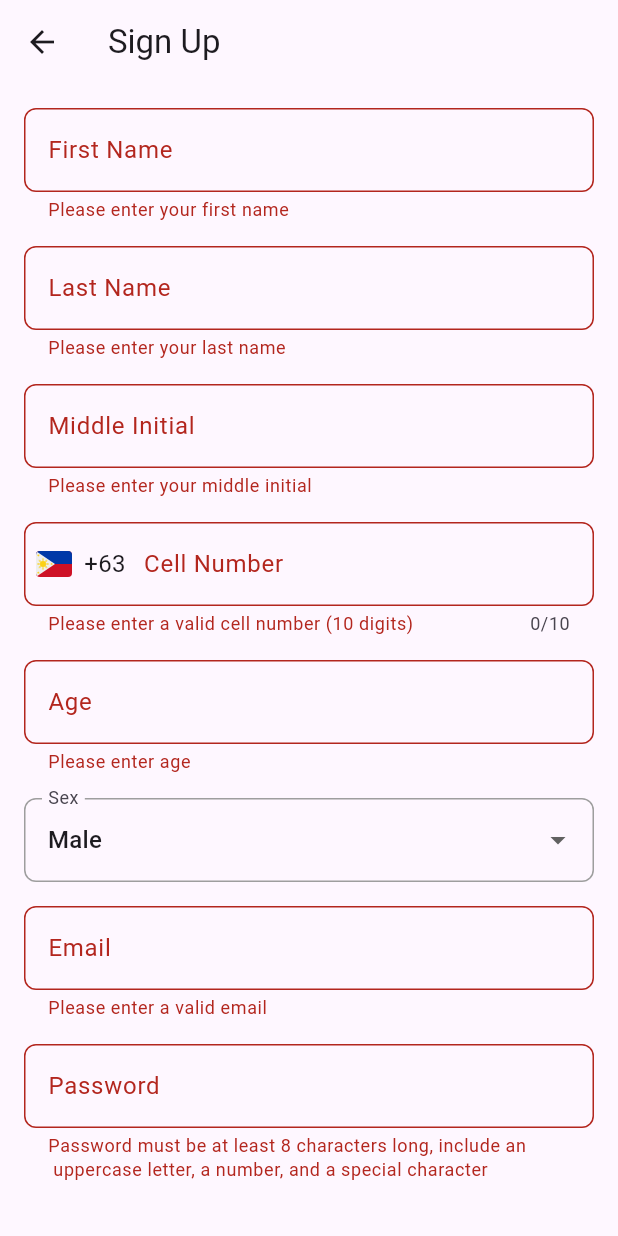
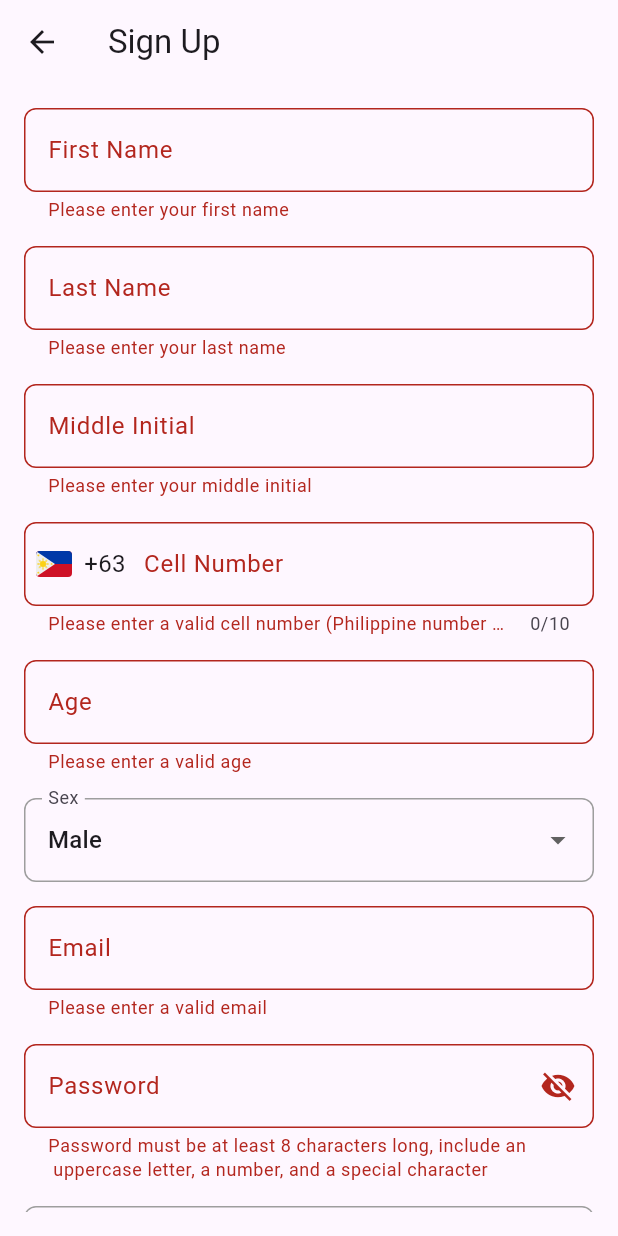
Before and after one commit to Jazo00/mobile_app_ar, a Flutter app: the LoginAndSignupPage screen opened by its route, after a tap on "Don't have an account? Sign Up", after a tap on "Sign Up", on a phone screen of 412 x 824 dp. Run offline on Flutter 3.47's test engine with Material 3 defaults, Android fonts, the phone set to English and light mode, and no system bars; our stand-ins replace flutter_svg, google_fonts, shared_preferences, supabase_flutter; accounts and stored records are empty.

Commit message:
new committed by jazo

```diff
--- a/mobile_app_ar/lib/login_and_signup_page.dart
+++ b/mobile_app_ar/lib/login_and_signup_page.dart
@@ -10,6 +10,8 @@ class LoginAndSignupPage extends StatefulWidget {
 
 class _LoginAndSignupPageState extends State<LoginAndSignupPage> {
   bool isLogin = true;
+  bool _passwordVisible = false;
+  bool _confirmPasswordVisible = false;
   final _formKey = GlobalKey<FormState>();
   final SupabaseClient _supabaseClient = Supabase.instance.client;
 
@@ -20,6 +22,7 @@ class _LoginAndSignupPageState extends State<LoginAndSignupPage> {
   final TextEditingController _cellNumberController = TextEditingController();
   final TextEditingController _ageController = TextEditingController();
   final TextEditingController _passwordController = TextEditingController();
+  final TextEditingController _confirmPasswordController = TextEditingController();
   String _selectedSex = 'Male';
 
   void toggleFormType() {
@@ -35,15 +38,17 @@ class _LoginAndSignupPageState extends State<LoginAndSignupPage> {
         _passwordController.text,
       );
       if (response.error == null) {
-        await _supabaseClient.from('profiles').insert({
+        final insertResponse = await _supabaseClient.from('profiles').insert({
           'first_name': _firstNameController.text,
           'last_name': _lastNameController.text,
           'middle_initial': _middleInitialController.text,
           'email': _emailController.text,
-          'cell_number': '+63' + _cellNumberController.text,
+          'cell_number': '+63${_cellNumberController.text}',
           'age': int.parse(_ageController.text),
           'sex': _selectedSex,
-        });
+        }).execute();
+
+        if (insertResponse.error == null) {
           ScaffoldMessenger.of(context).showSnackBar(
             SnackBar(content: Text('Sign-up successful! Please log in')),
           );
@@ -52,7 +57,12 @@ class _LoginAndSignupPageState extends State<LoginAndSignupPage> {
           });
        } else {
           ScaffoldMessenger.of(context).showSnackBar(
-          SnackBar(content: Text(response.error!.message)),
+            SnackBar(content: Text('Failed to save profile data: ${insertResponse.error!.message}')),
+          );
+        }
+      } else {
+        ScaffoldMessenger.of(context).showSnackBar(
+          SnackBar(content: Text('Sign-up failed: ${response.error!.message}')),
         );
       }
     }
@@ -72,7 +82,7 @@ class _LoginAndSignupPageState extends State<LoginAndSignupPage> {
     }
   }
 
-  InputDecoration _inputDecoration(String labelText, {Widget? prefixIcon}) {
+  InputDecoration _inputDecoration(String labelText, {Widget? prefixIcon, Widget? suffixIcon}) {
     return InputDecoration(
       labelText: labelText,
       border: OutlineInputBorder(
@@ -87,6 +97,7 @@ class _LoginAndSignupPageState extends State<LoginAndSignupPage> {
         borderSide: BorderSide(color: Colors.grey),
       ),
       prefixIcon: prefixIcon,
+      suffixIcon: suffixIcon,
     );
   }
 
@@ -186,7 +197,7 @@ class _LoginAndSignupPageState extends State<LoginAndSignupPage> {
                   ],
                   validator: (value) {
                   if (value == null || value.length != 10) {
-                    return 'Please enter a valid cell number (10 digits)';
+                    return 'Please enter a valid cell number (Philippine number only)';
                     }
                     return null;
                   },
@@ -196,9 +207,12 @@ class _LoginAndSignupPageState extends State<LoginAndSignupPage> {
                   controller: _ageController,
                   decoration: _inputDecoration('Age'),
                   keyboardType: TextInputType.number,
+                  inputFormatters: [
+                    FilteringTextInputFormatter.allow(RegExp(r'^\d{1,2}$')),
+                  ],
                   validator: (value) {
-                    if (value == null || !RegExp(r'^\d{1,2}$').hasMatch(value)) {
-                      return 'Please enter age';
+                    if (value == null || value.isEmpty || int.tryParse(value) == null) {
+                      return 'Please enter a valid age';
                     }
                     return null;
                   },
@@ -234,8 +248,20 @@ class _LoginAndSignupPageState extends State<LoginAndSignupPage> {
               const SizedBox(height: 16),
               TextFormField(
                 controller: _passwordController,
-                decoration: _inputDecoration('Password'),
-                obscureText: true,
+                decoration: _inputDecoration(
+                  'Password',
+                  suffixIcon: IconButton(
+                    icon: Icon(
+                      _passwordVisible ? Icons.visibility : Icons.visibility_off,
+                    ),
+                    onPressed: () {
+                      setState(() {
+                        _passwordVisible = !_passwordVisible;
+                      });
+                    },
+                  ),
+                ),
+                obscureText: !_passwordVisible,
                 validator: (value) {
                   if (value == null || !RegExp(r'^(?=.*[A-Z])(?=.*\d)(?=.*[!@#\$&*~]).{8,}$').hasMatch(value)) {
                     return 'Password must be at least 8 characters long, include an \n uppercase letter, a number, and a special character';
@@ -243,21 +269,40 @@ class _LoginAndSignupPageState extends State<LoginAndSignupPage> {
                   return null;
                 },
               ),
-              const SizedBox(height: 24),
-              Center(
-                child: ElevatedButton(
+              const SizedBox(height: 16),
+              if (!isLogin) ...[
+                TextFormField(
+                  controller: _confirmPasswordController,
+                  decoration: _inputDecoration(
+                    'Confirm Password',
+                    suffixIcon: IconButton(
+                      icon: Icon(
+                        _confirmPasswordVisible ? Icons.visibility : Icons.visibility_off,
+                      ),
+                      onPressed: () {
+                        setState(() {
+                          _confirmPasswordVisible = !_confirmPasswordVisible;
+                        });
+                      },
+                    ),
+                  ),
+                  obscureText: !_confirmPasswordVisible,
+                  validator: (value) {
+                    if (value != _passwordController.text) {
+                      return 'Passwords do not match';
+                    }
+                    return null;
+                  },
+                ),
+                const SizedBox(height: 16),
+              ],
+              ElevatedButton(
                   onPressed: isLogin ? _login : _signUp,
                   child: Text(isLogin ? 'Login' : 'Sign Up'),
                 ),
-              ),
-              const SizedBox(height: 16),
-              Center(
-                child: TextButton(
+              TextButton(
                 onPressed: toggleFormType,
-                  child: Text(
-                    isLogin ? 'Don\'t have an account? Sign Up' : 'Already have an account? Login',
-                  ),
-                ),
+                child: Text(isLogin ? "Don't have an account? Sign Up" : 'Already have an account? Login'),
               ),
             ],
           ),
--- a/mobile_app_ar/pubspec.yaml
+++ b/mobile_app_ar/pubspec.yaml
@@ -13,6 +13,7 @@ dependencies:
   supabase: ^0.2.3
   supabase_flutter: ^0.2.3
   google_fonts: ^4.0.3
+  shared_preferences: ^2.0.6
 
 dev_dependencies:
   flutter_test:
```
Also changed, not shown: mobile_app_ar/lib/home_page.dart (+21 -5 lines), mobile_app_ar/lib/main.dart (+0 -88 lines), mobile_app_ar/pubspec.lock. Lines whose indentation alone changed are shown as unchanged.
